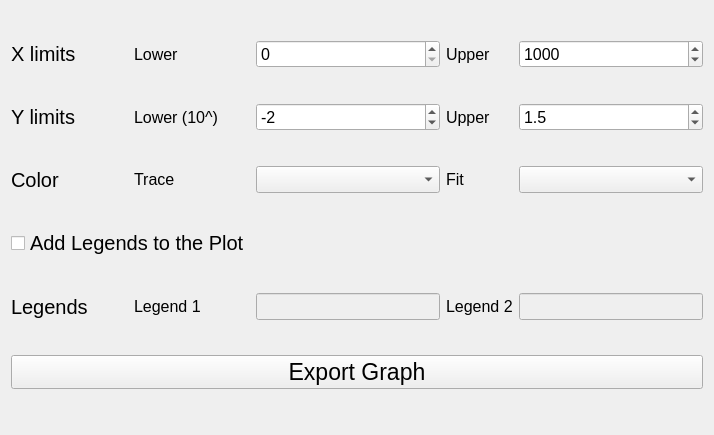
The window that PythonGUI_apps/Lifetime_analysis/export_plot.ui (SarthakJariwala/Python_GUI_apps) describes before a commit, drawn with Qt 5.
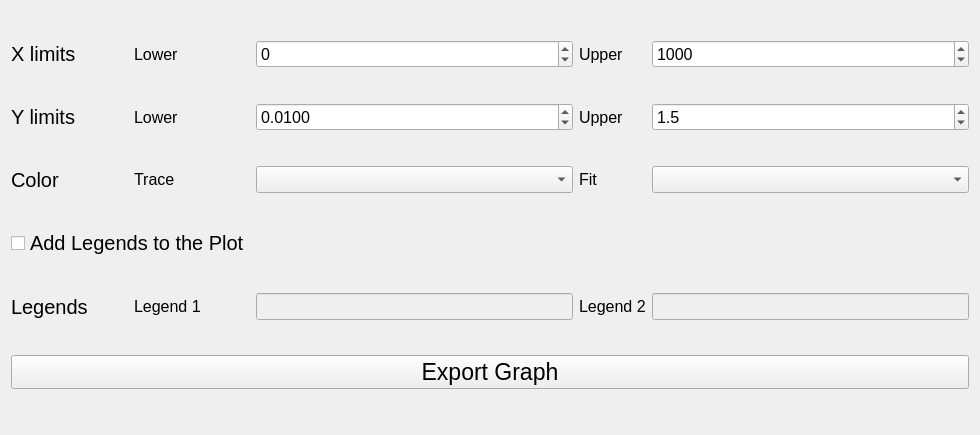
The same window after the commit.

Commit message: change x lower lim to include negative numbers, y lower lim is now 4 decimals

What changed in the file:
```diff
--- a/PythonGUI_apps/Lifetime_analysis/export_plot.ui
+++ b/PythonGUI_apps/Lifetime_analysis/export_plot.ui
@@ -6,7 +6,7 @@
    <rect>
     <x>0</x>
     <y>0</y>
-    <width>714</width>
+    <width>980</width>
     <height>435</height>
    </rect>
   </property>
@@ -61,7 +61,7 @@
       </font>
      </property>
      <property name="text">
-      <string>Lower (10^)</string>
+      <string>Lower</string>
      </property>
     </widget>
    </item>
@@ -126,6 +126,9 @@
        <pointsize>12</pointsize>
       </font>
      </property>
+     <property name="minimum">
+      <number>-10000</number>
+     </property>
      <property name="maximum">
       <number>3000000</number>
      </property>
@@ -143,21 +146,6 @@
      </property>
     </widget>
    </item>
-   <item row="1" column="2">
-    <widget class="QSpinBox" name="lowerY_spinBox">
-     <property name="font">
-      <font>
-       <pointsize>12</pointsize>
-      </font>
-     </property>
-     <property name="minimum">
-      <number>-100</number>
-     </property>
-     <property name="value">
-      <number>-2</number>
-     </property>
-    </widget>
-   </item>
    <item row="1" column="3">
     <widget class="QLabel" name="label_4">
      <property name="font">
@@ -284,6 +272,24 @@
      </property>
     </widget>
    </item>
+   <item row="1" column="2">
+    <widget class="QDoubleSpinBox" name="lowerY_spinBox">
+     <property name="font">
+      <font>
+       <pointsize>12</pointsize>
+      </font>
+     </property>
+     <property name="decimals">
+      <number>4</number>
+     </property>
+     <property name="minimum">
+      <double>0.000000000000000</double>
+     </property>
+     <property name="value">
+      <double>0.010000000000000</double>
+     </property>
+    </widget>
+   </item>
   </layout>
  </widget>
  <resources/>
```
